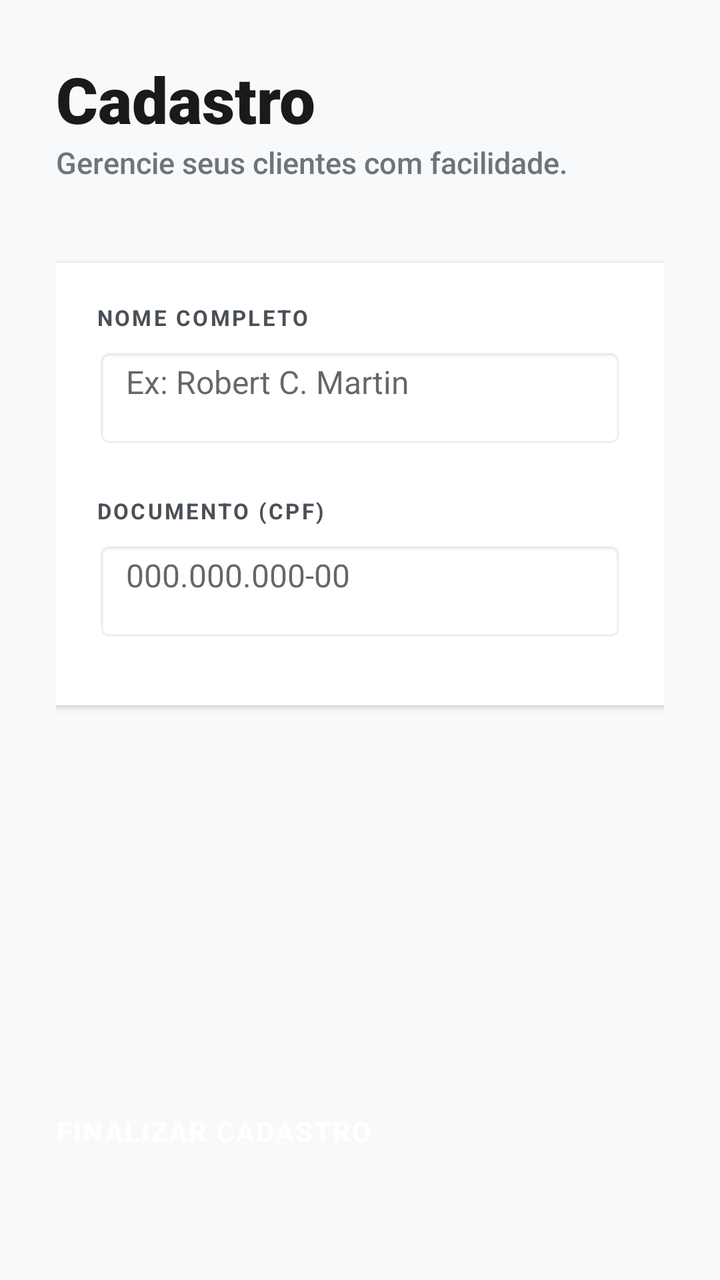
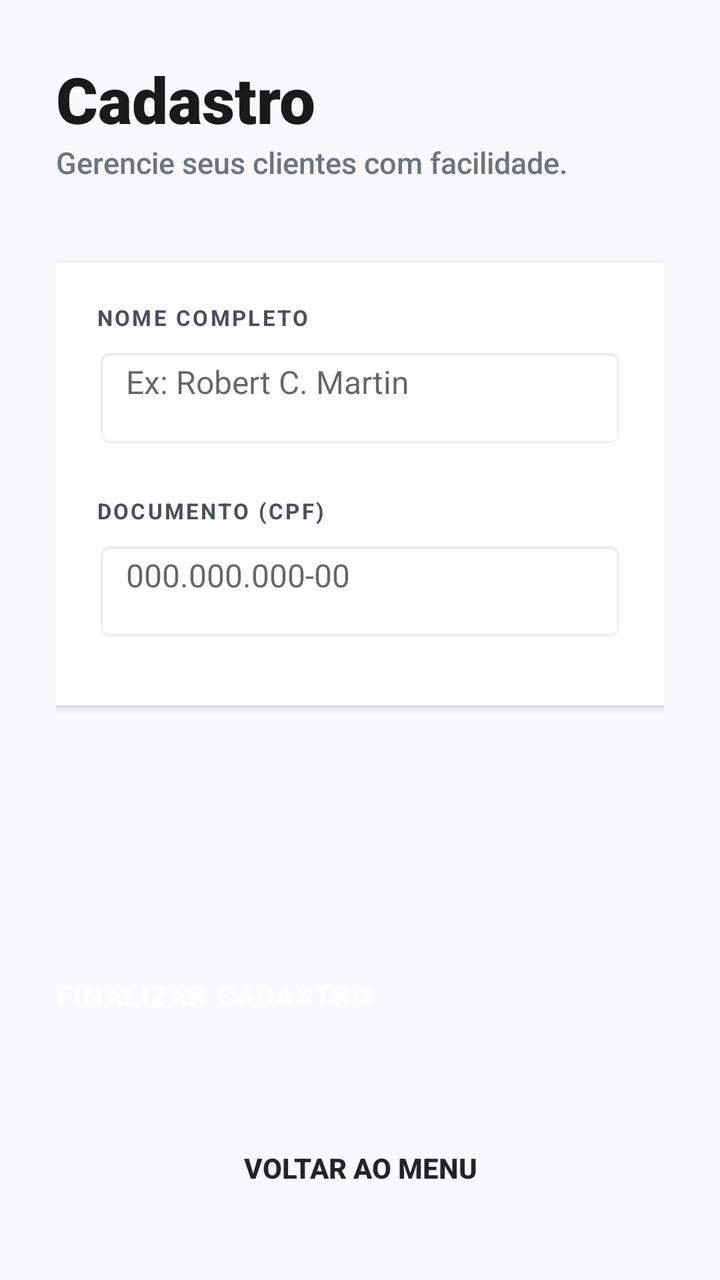

An Android layout rendered at two revisions. The XML below is the earlier revision; the diff shows what the commit changed to produce the second picture.
<!-- AndroidManifest.xml: application theme Theme.Teste -->
<!-- res/layout/cadastro_cliente.xml -->
<?xml version="1.0" encoding="utf-8"?>
<LinearLayout xmlns:android="http://schemas.android.com/apk/res/android"
    android:layout_width="match_parent"
    android:layout_height="match_parent"
    android:orientation="vertical"
    android:padding="28dp"
    android:background="#F8F9FA"> <TextView
    android:layout_width="wrap_content"
    android:layout_height="wrap_content"
    android:text="Cadastro"
    android:textSize="32sp"
    android:fontFamily="sans-serif-black"
    android:textColor="#1A1A1A" />

    <TextView
        android:layout_width="wrap_content"
        android:layout_height="wrap_content"
        android:text="Gerencie seus clientes com facilidade."
        android:textSize="15sp"
        android:fontFamily="sans-serif-medium"
        android:textColor="#6C757D"
        android:layout_marginBottom="40dp" />

    <LinearLayout
        android:layout_width="match_parent"
        android:layout_height="wrap_content"
        android:orientation="vertical"
        android:background="#FFFFFF"
        android:padding="20dp"
        android:elevation="2dp"> <TextView
        android:layout_width="wrap_content"
        android:layout_height="wrap_content"
        android:text="NOME COMPLETO"
        android:textSize="11sp"
        android:textStyle="bold"
        android:letterSpacing="0.1"
        android:textColor="#495057"
        android:layout_marginBottom="8dp" />

        <EditText
            android:id="@+id/etNome"
            android:layout_width="match_parent"
            android:layout_height="50dp"
            android:hint="Ex: Robert C. Martin"
            android:inputType="textPersonName"
            android:paddingLeft="15dp"
            android:paddingRight="15dp"
            android:textSize="16sp"
            android:background="@android:drawable/editbox_background"
            android:layout_marginBottom="24dp" />

        <TextView
            android:layout_width="wrap_content"
            android:layout_height="wrap_content"
            android:text="DOCUMENTO (CPF)"
            android:textSize="11sp"
            android:textStyle="bold"
            android:letterSpacing="0.1"
            android:textColor="#495057"
            android:layout_marginBottom="8dp" />

        <EditText
            android:id="@+id/etCpf"
            android:layout_width="match_parent"
            android:layout_height="50dp"
            android:hint="000.000.000-00"
            android:inputType="number"
            android:maxLength="11"
            android:paddingLeft="15dp"
            android:paddingRight="15dp"
            android:textSize="16sp"
            android:background="@android:drawable/editbox_background"
            android:layout_marginBottom="12dp" />

    </LinearLayout>

    <View
        android:layout_width="match_parent"
        android:layout_height="0dp"
        android:layout_weight="1" /> <Button
        android:id="@+id/btnSalvar"
        android:layout_width="match_parent"
        android:layout_height="56dp"
        android:text="FINALIZAR CADASTRO"
        android:textColor="#FFFFFF"
        android:textStyle="bold"
        android:textSize="14sp"
        android:letterSpacing="0.05"
        android:backgroundTint="#212529"
        android:elevation="4dp" />

</LinearLayout>
<!-- resources referenced by this layout -->
<resources>
  <style name="Theme.Teste" parent="android:Theme.Material.Light.NoActionBar" />
</resources>

<!-- the commit's change to res/layout/cadastro_cliente.xml (unified diff, before → after) -->
@@ -4,13 +4,15 @@
     android:layout_height="match_parent"
     android:orientation="vertical"
     android:padding="28dp"
-    android:background="#F8F9FA"> <TextView
-    android:layout_width="wrap_content"
-    android:layout_height="wrap_content"
-    android:text="Cadastro"
-    android:textSize="32sp"
-    android:fontFamily="sans-serif-black"
-    android:textColor="#1A1A1A" />
+    android:background="#F8F9FA">
+
+    <TextView
+        android:layout_width="wrap_content"
+        android:layout_height="wrap_content"
+        android:text="Cadastro"
+        android:textSize="32sp"
+        android:fontFamily="sans-serif-black"
+        android:textColor="#1A1A1A" />
 
     <TextView
         android:layout_width="wrap_content"
@@ -27,15 +29,17 @@
         android:orientation="vertical"
         android:background="#FFFFFF"
         android:padding="20dp"
-        android:elevation="2dp"> <TextView
-        android:layout_width="wrap_content"
-        android:layout_height="wrap_content"
-        android:text="NOME COMPLETO"
-        android:textSize="11sp"
-        android:textStyle="bold"
-        android:letterSpacing="0.1"
-        android:textColor="#495057"
-        android:layout_marginBottom="8dp" />
+        android:elevation="2dp">
+
+        <TextView
+            android:layout_width="wrap_content"
+            android:layout_height="wrap_content"
+            android:text="NOME COMPLETO"
+            android:textSize="11sp"
+            android:textStyle="bold"
+            android:letterSpacing="0.1"
+            android:textColor="#495057"
+            android:layout_marginBottom="8dp" />
 
         <EditText
             android:id="@+id/etNome"
@@ -71,13 +75,14 @@
             android:textSize="16sp"
             android:background="@android:drawable/editbox_background"
             android:layout_marginBottom="12dp" />
-
     </LinearLayout>
 
     <View
         android:layout_width="match_parent"
         android:layout_height="0dp"
-        android:layout_weight="1" /> <Button
+        android:layout_weight="1" />
+
+    <Button
         android:id="@+id/btnSalvar"
         android:layout_width="match_parent"
         android:layout_height="56dp"
@@ -87,6 +92,18 @@
         android:textSize="14sp"
         android:letterSpacing="0.05"
         android:backgroundTint="#212529"
-        android:elevation="4dp" />
+        android:elevation="4dp"
+        android:layout_marginBottom="12dp" />
+
+    <Button
+        android:id="@+id/btnVoltar"
+        android:layout_width="match_parent"
+        android:layout_height="56dp"
+        android:text="VOLTAR AO MENU"
+        android:textColor="#212529"
+        android:textStyle="bold"
+        android:textSize="14sp"
+        android:backgroundTint="#E9ECEF"
+        style="?android:attr/borderlessButtonStyle" />
 
 </LinearLayout>
